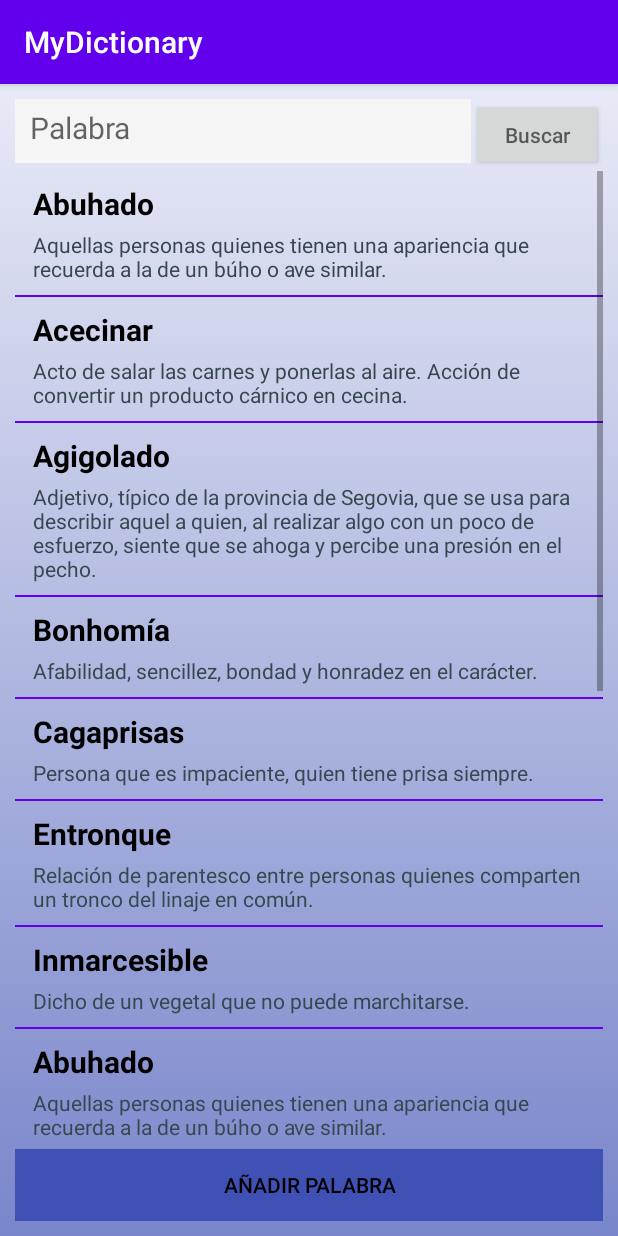
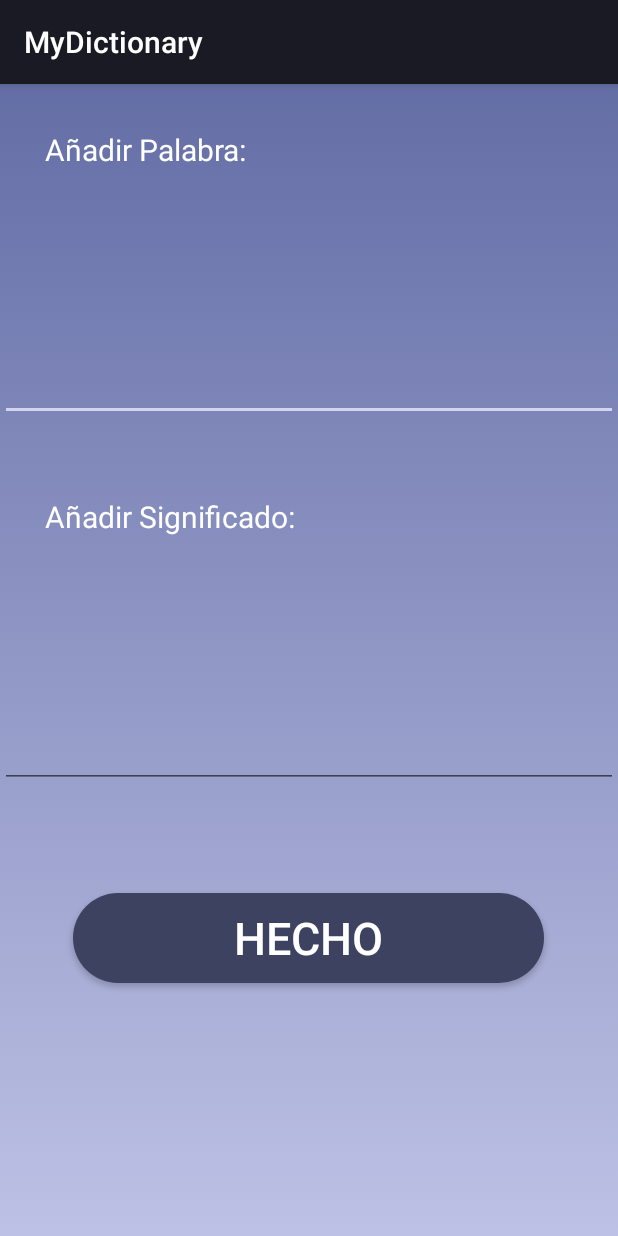
Before and after one commit to AleChirinos/My-dictionary, an Android app: the DictionaryActivity screen opened directly, with no data from a screen before it, after a tap on "AÑADIR PALABRA", on a phone screen of 412 x 824 dp. Run offline under Robolectric (Android 15) with nearby library versions, the phone set to English and light mode, and no system bars.

Commit message:
layout borrar y agregar.

```diff
--- a/app/src/main/AndroidManifest.xml
+++ b/app/src/main/AndroidManifest.xml
@@ -9,7 +9,9 @@
         android:roundIcon="@mipmap/ic_launcher_round"
         android:supportsRtl="true"
         android:theme="@style/AppTheme">
-        <activity android:name=".DictionaryActivity"></activity>
+        <activity android:name=".EliminarPalabraActivity"></activity>
+        <activity android:name=".AgregarPalabraActivity" />
+        <activity android:name=".DictionaryActivity" />
         <activity android:name=".MainActivity">
             <intent-filter>
                 <action android:name="android.intent.action.MAIN" />
--- /dev/null
+++ b/app/src/main/java/com/alejandrachirinos/mydictionary/AgregarPalabraActivity.java
@@ -0,0 +1,14 @@
+package com.alejandrachirinos.mydictionary;
+
+import androidx.appcompat.app.AppCompatActivity;
+
+import android.os.Bundle;
+
+public class AgregarPalabraActivity extends AppCompatActivity {
+
+    @Override
+    protected void onCreate(Bundle savedInstanceState) {
+        super.onCreate(savedInstanceState);
+        setContentView(R.layout.activity_agregarpalabra);
+    }
+}
--- a/app/src/main/java/com/alejandrachirinos/mydictionary/DictionaryActivity.java
+++ b/app/src/main/java/com/alejandrachirinos/mydictionary/DictionaryActivity.java
@@ -3,6 +3,7 @@ package com.alejandrachirinos.mydictionary;
 import androidx.appcompat.app.AppCompatActivity;
 
 import android.content.Context;
+import android.content.Intent;
 import android.os.Bundle;
 import android.view.View;
 import android.widget.Button;
@@ -26,6 +27,7 @@ public class DictionaryActivity extends AppCompatActivity {
 
     private ListView taskListView;
     private Button addButton;
+    private Button deleteButton;
     private Button searchButton;
     private EditText wordEditText;
 
@@ -43,6 +45,7 @@ public class DictionaryActivity extends AppCompatActivity {
 
     private void initViews() {
         addButton = findViewById(R.id.addButton);
+        deleteButton=findViewById(R.id.deleteButton);
         searchButton = findViewById(R.id.searchButton);
         wordEditText = findViewById((R.id.wordEditText));
         taskListView = findViewById(R.id.taskListView);
@@ -56,6 +59,16 @@ public class DictionaryActivity extends AppCompatActivity {
             public void onClick(View v) {
                 items.add(new modelWords(items.size(), "Nombre", "Significado"));
                 adapter.notifyDataSetChanged();
+                Intent addIntent = new Intent(DictionaryActivity.this, AgregarPalabraActivity.class);
+                startActivity(addIntent);
+
+            }
+        });
+        deleteButton.setOnClickListener(new View.OnClickListener() {
+            @Override
+            public void onClick(View v) {
+                Intent deleteIntent = new Intent(DictionaryActivity.this, EliminarPalabraActivity.class);
+                startActivity(deleteIntent);
             }
         });
     }
--- a/app/src/main/res/drawable/boton.xml
+++ b/app/src/main/res/drawable/boton.xml
@@ -1,6 +1,6 @@
 <?xml version="1.0" encoding="utf-8"?>
     <shape xmlns:android="http://schemas.android.com/apk/res/android"
         android:shape="rectangle">
-        <solid android:color="#1c2f4c"/>
+        <solid android:color="#3d4260"/>
         <corners android:radius="100dp"/>
      </shape>
--- /dev/null
+++ b/app/src/main/res/drawable/fondo3.xml
@@ -0,0 +1,12 @@
+<?xml version="1.0" encoding="utf-8"?>
+<selector xmlns:android="http://schemas.android.com/apk/res/android">
+<item >
+    <shape android:shape="rectangle"  >e8eaf6
+
+
+        <gradient android:angle="-90" android:startColor="#646ea6" android:endColor="#bdc1e5" />
+        <!--<gradient android:angle="-90" android:startColor="#730d40" android:endColor="#c5899a" />-->
+
+    </shape>
+</item>
+</selector>
--- /dev/null
+++ b/app/src/main/res/layout/activity_agregarpalabra.xml
@@ -0,0 +1,65 @@
+<?xml version="1.0" encoding="utf-8"?>
+<androidx.constraintlayout.widget.ConstraintLayout xmlns:android="http://schemas.android.com/apk/res/android"
+    xmlns:app="http://schemas.android.com/apk/res-auto"
+    xmlns:tools="http://schemas.android.com/tools"
+    android:layout_width="match_parent"
+    android:layout_height="match_parent"
+    tools:context=".AgregarPalabraActivity">
+
+    <LinearLayout
+        android:layout_width="match_parent"
+        android:layout_height="match_parent"
+        android:background="@drawable/fondo3"
+        android:orientation="vertical">
+
+        <TextView
+            android:id="@+id/textView"
+            android:layout_width="match_parent"
+            android:layout_height="wrap_content"
+            android:padding="30dp"
+            android:textColor="#ffff"
+            android:textSize="20dp"
+            android:text="Añadir Palabra:" />
+
+        <EditText
+            android:id="@+id/editTextPalabra"
+            android:layout_width="match_parent"
+            android:layout_height="127dp"
+            android:ems="10"
+            android:gravity="start"
+            android:layout_marginTop="10dp"
+            android:layout_marginBottom="20dp"
+            android:textColor="#ffff"
+            android:inputType="textMultiLine" />
+        <TextView
+            android:id="@+id/textView2"
+            android:layout_width="match_parent"
+            android:layout_height="wrap_content"
+            android:padding="30dp"
+            android:textColor="#ffff"
+            android:textSize="20dp"
+            android:text="Añadir Significado:" />
+        <EditText
+            android:id="@+id/editTextSignificado"
+            android:layout_width="match_parent"
+            android:layout_height="127dp"
+            android:ems="10"
+            android:gravity="start"
+            android:layout_marginTop="10dp"
+            android:layout_marginBottom="20dp"
+            android:textColor="#ffff"
+            android:inputType="textMultiLine" />
+
+        <Button
+            android:id="@+id/done"
+            android:layout_width="314dp"
+            android:layout_height="60dp"
+            android:layout_gravity="center"
+            android:background="@drawable/boton"
+            android:text="HECHO"
+            android:textColor="#ffff"
+            android:layout_marginTop="50dp"
+            android:textSize="30dp"
+             />
+    </LinearLayout>
+</androidx.constraintlayout.widget.ConstraintLayout>
--- a/app/src/main/res/values/styles.xml
+++ b/app/src/main/res/values/styles.xml
@@ -3,9 +3,9 @@
     <!-- Base application theme. -->
     <style name="AppTheme" parent="Theme.AppCompat.Light.DarkActionBar">
         <!-- Customize your theme here. -->
-        <item name="colorPrimary">@color/colorPrimary</item>
-        <item name="colorPrimaryDark">@color/colorPrimaryDark</item>
-        <item name="colorAccent">@color/colorAccent</item>
+        <item name="colorPrimary">#191a23</item>
+        <item name="colorPrimaryDark">#2b2d40</item>
+        <item name="colorAccent">#d3d5ee</item>
     </style>
 
 </resources>
```
Also changed, not shown: app/src/main/java/com/alejandrachirinos/mydictionary/EliminarPalabraActivity.java (added, +14 -0 lines), app/src/main/res/layout/activity_dictionary.xml (+13 -2 lines), app/src/main/res/layout/activity_eliminarpalabra.xml (added, +48 -0 lines).
